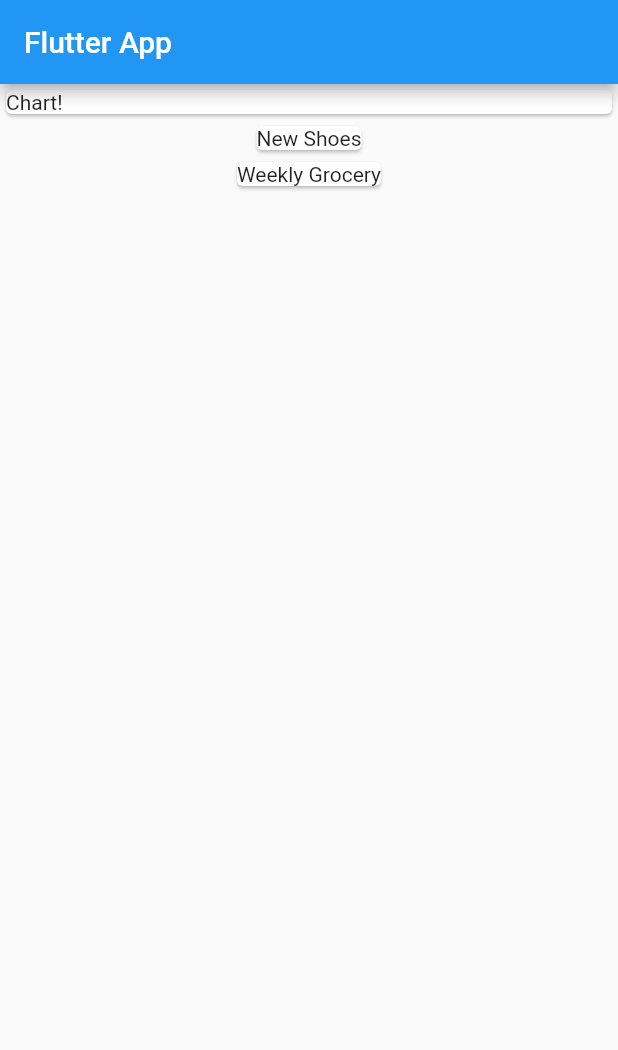
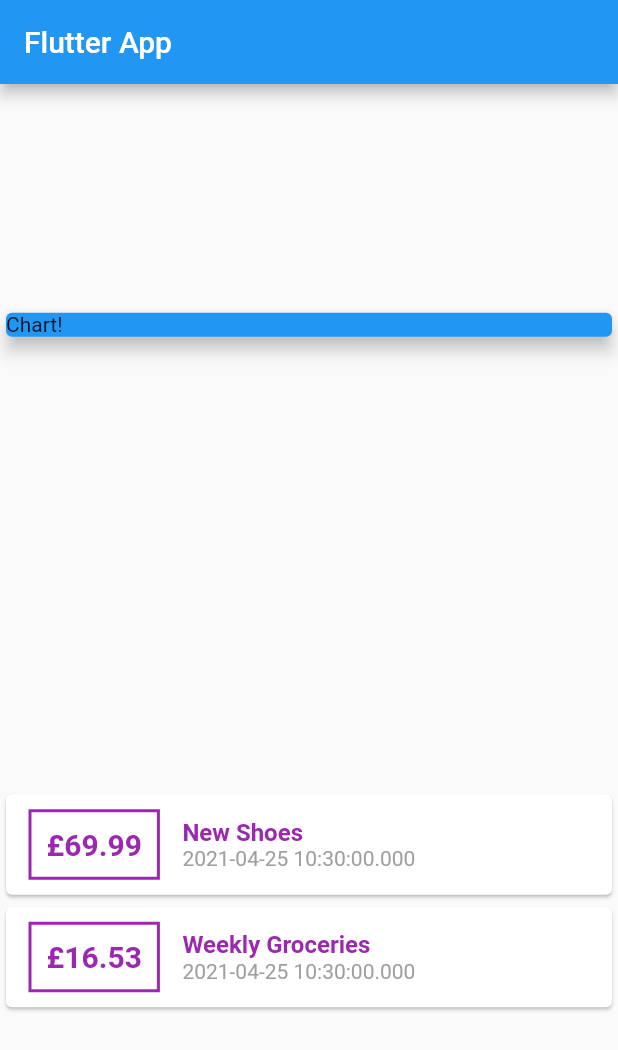
Before and after one commit to aroran1/expense_tracker_app, a Flutter app: the screen it shows after launch, on a phone screen of 412 x 824 dp. Shown: the top 1050 px of the screen. Run offline on Flutter 3.47's test engine with Material 2 defaults, Android fonts, the phone set to English and light mode, and no system bars.

Commit message:
added styling to the item list

```diff
--- a/lib/main.dart
+++ b/lib/main.dart
@@ -40,7 +40,7 @@ class MyHomePage extends StatelessWidget {
     ),
     Transaction(
       id: 't2',
-      title: 'Weekly Grocery',
+      title: 'Weekly Groceries',
       amount: 16.53,
       date: DateTime.now(),
     )
@@ -53,17 +53,65 @@ class MyHomePage extends StatelessWidget {
         title: Text('Flutter App'),
       ),
       body: Column(
+        mainAxisAlignment: MainAxisAlignment.spaceAround,
+        crossAxisAlignment: CrossAxisAlignment.stretch,
         children: <Widget>[
           Container(
             width: double.infinity,
             child: Card(
+              color: Colors.blue,
               child: Text('Chart!'),
+              elevation: 5,
             ),
           ),
           Column(
             children: transactions.map((tx) {
               return Card(
-                child: Text(tx.title),
+                child: Row(
+                  children: <Widget>[
+                    Container(
+                      margin: EdgeInsets.symmetric(
+                        vertical: 10,
+                        horizontal: 15,
+                      ),
+                      decoration: BoxDecoration(
+                        border: Border.all(
+                          color: Colors.purple,
+                          width: 2,
+                        ),
+                      ),
+                      padding: EdgeInsets.all(10),
+                      child: Text(
+                        '£' + tx.amount.toString(),
+                        style: TextStyle(
+                          fontWeight: FontWeight.bold,
+                          fontSize: 20,
+                          color: Colors.purple,
+                        ),
+                      ),
+                    ),
+                    Column(
+                      mainAxisAlignment: MainAxisAlignment.spaceEvenly,
+                      crossAxisAlignment: CrossAxisAlignment.start,
+                      children: <Widget>[
+                        Text(
+                          tx.title.toString(),
+                          style: TextStyle(
+                            fontWeight: FontWeight.bold,
+                            fontSize: 16,
+                            color: Colors.purple,
+                          ),
+                        ),
+                        Text(
+                          tx.date.toString(),
+                          style: TextStyle(
+                            color: Colors.grey,
+                          ),
+                        ),
+                      ],
+                    )
+                  ],
+                ),
               );
             }).toList(),
           ),
```
